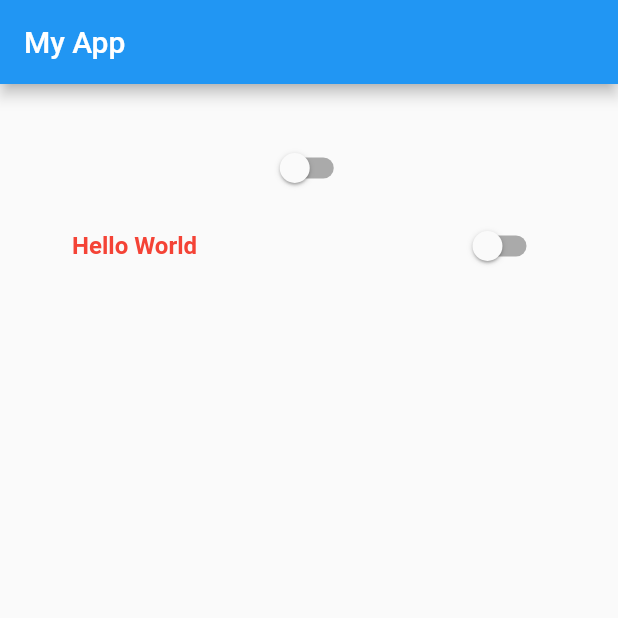
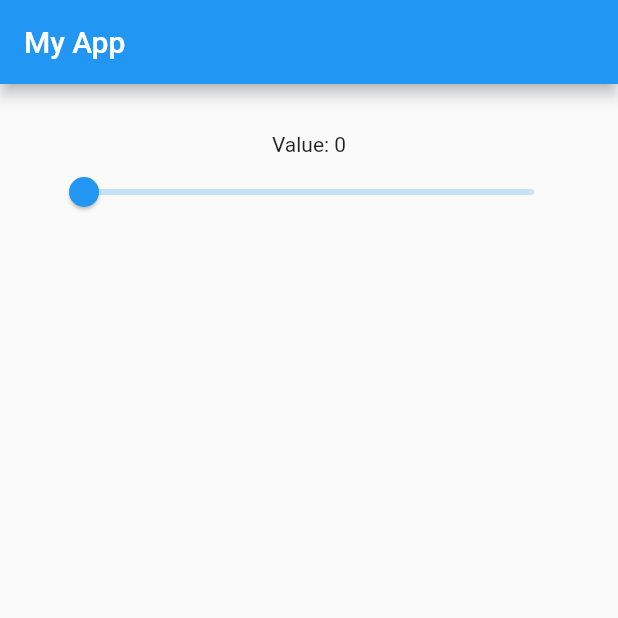
Before and after one commit to geordanex/Flutter-showcase, a Flutter app: the screen it shows after launch, on a phone screen of 412 x 824 dp, the top half of it. Run offline on Flutter 3.47's test engine with Material 2 defaults, Android fonts, the phone set to English and light mode, and no system bars.

```diff
--- a/lib/main.dart
+++ b/lib/main.dart
@@ -8,11 +8,9 @@ class MyApp extends StatefulWidget {
 }
 
 class _State extends State<MyApp> {
-  bool _value1 = false;
-  bool _value2 = false;
+  double _value = 0.0;
 
-  void _onChanged1(bool value) => setState(() => _value1 = value);
-  void _onChanged2(bool value) => setState(() => _value2 = value);
+  void _setValue(double value) => setState(() => _value = value);
 
   @override
   Widget build(BuildContext context) {
@@ -25,20 +23,10 @@ class _State extends State<MyApp> {
         child: new Center(
           child: new Column(
             children: <Widget>[
-              new Switch(
-                value: _value1,
-                onChanged: _onChanged1,
-              ),
-              new SwitchListTile(
-                value: _value2,
-                onChanged: _onChanged2,
-                title: new Text(
-                  'Hello World',
-                  style: new TextStyle(
-                    fontWeight: FontWeight.bold,
-                    color: Colors.red
-                  ),
-                ),
+              new Text('Value: ${(_value * 100).round()}'),
+              new Slider(
+                value: _value,
+                onChanged: _setValue,
               )
             ],
           ),
```
